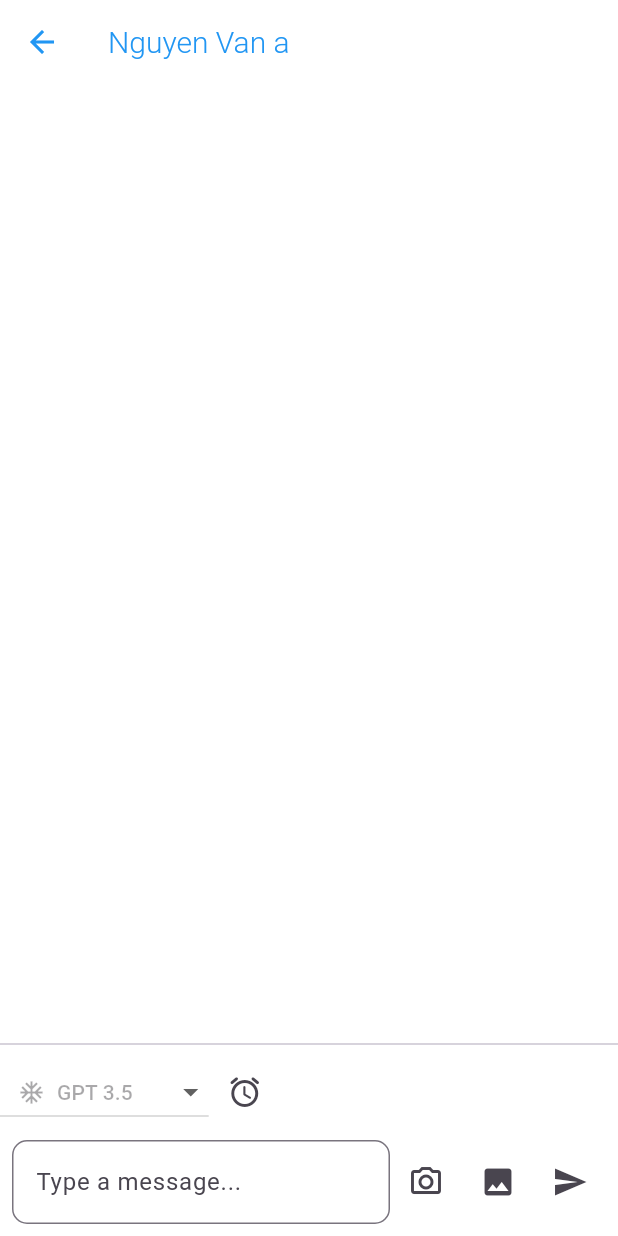
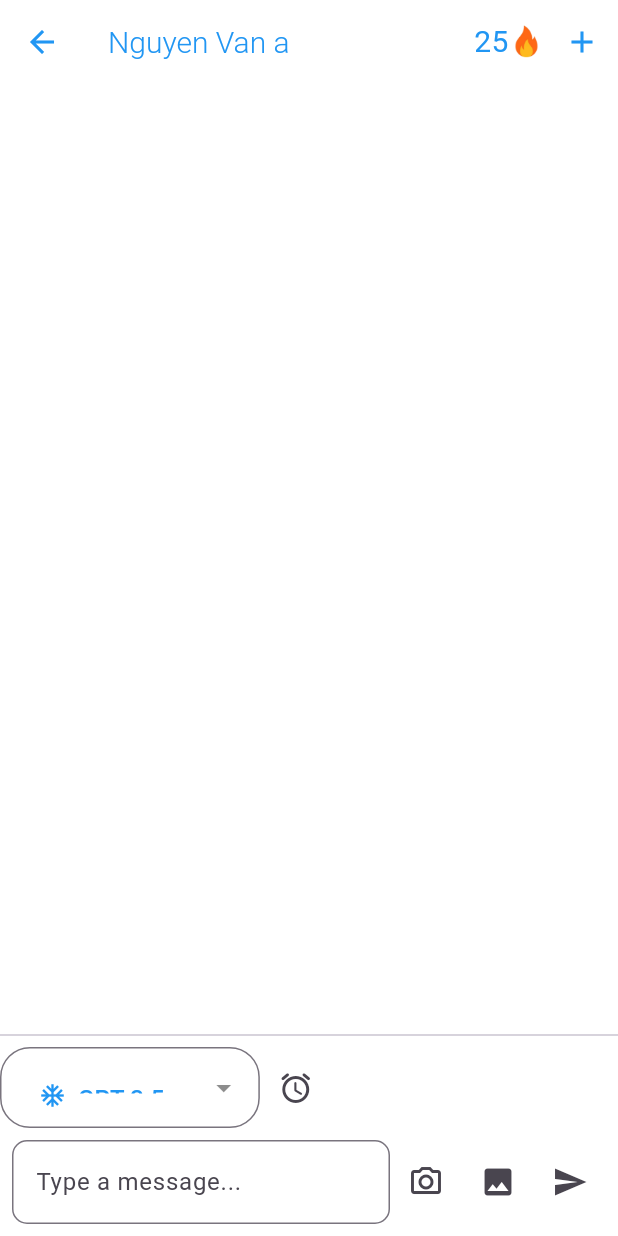
Before and after one commit to phamvu1001/ADVMobile, a Flutter app: the ChatPage screen opened by its route, after a tap on "Nguyen van a", on a phone screen of 412 x 824 dp. Run offline on Flutter 3.47's test engine with Material 3 defaults, Android fonts, the phone set to English and light mode, and no system bars; our stand-ins replace dropdown_button2, hugeicons.

Commit message:
Update UI for login , chat page

```diff
--- a/lib/src/pages/chat_page/conversationPage.dart
+++ b/lib/src/pages/chat_page/conversationPage.dart
@@ -1,5 +1,6 @@
 import 'package:flutter/cupertino.dart';
 import 'package:flutter/material.dart';
+import 'package:dropdown_button2/dropdown_button2.dart';
 
 class ConversationPage extends StatefulWidget {
   const ConversationPage({super.key});
@@ -35,9 +36,42 @@ class _conversationPage extends State<ConversationPage> {
 
   @override
   Widget build(BuildContext context) {
+    String _selectedTool = 'GPT 3.5';
+    List<Map<String, Icon>> menuItems = [
+      {
+        'GPT 3.5': const Icon(Icons.ac_unit_outlined),
+      },
+      {
+        'GPT 4.0': const Icon(Icons.ac_unit_outlined),
+      },
+      {
+        'DALL·E': const Icon(Icons.ac_unit_outlined),
+      },
+      {
+        'Whisper': const Icon(Icons.ac_unit_outlined),
+      },
+    ];
+
     return Scaffold(
         appBar: AppBar(
-            title: const Text('Nguyen Van a')),
+          title: const Text('Nguyen Van a'),
+          actions: [
+            Row(children: [
+              Text(
+                "25",
+                style: TextStyle(
+                  fontSize: 20,
+                ),
+              ),
+              Image.asset(
+                'lib/assets/fire-icon.png',
+                height: 25,
+                width: 25,
+              ),
+              IconButton(onPressed: () {}, icon: Icon(Icons.add))
+            ])
+          ],
+        ),
         body: Column(
           children: [
             Expanded(
@@ -59,9 +93,7 @@ class _conversationPage extends State<ConversationPage> {
                               title: Container(
                                 padding: const EdgeInsets.all(10.0),
                                 decoration: BoxDecoration(
-                              color:
-                              Theme
-                                  .of(context)
+                                  color: Theme.of(context)
                                       .colorScheme
                                       .inversePrimary,
                                   borderRadius: BorderRadius.circular(12.0),
@@ -88,10 +120,7 @@ class _conversationPage extends State<ConversationPage> {
                               title: Container(
                                 padding: const EdgeInsets.all(10.0),
                                 decoration: BoxDecoration(
-                              color: Theme
-                                  .of(context)
-                                  .colorScheme
-                                  .outline,
+                                  color: Theme.of(context).colorScheme.outline,
                                   borderRadius: BorderRadius.circular(12.0),
                                 ),
                                 child: Text(
@@ -108,47 +137,58 @@ class _conversationPage extends State<ConversationPage> {
             const Divider(),
             Row(
               children: [
-                DropdownButton<String>(
-                  value: selectedTool,
-                  onChanged: (String? newValue) {
+                IntrinsicWidth(
+                  child: DropdownButtonFormField2<String>(
+                    isExpanded: false,
+                    decoration: InputDecoration(
+                      contentPadding: const EdgeInsets.symmetric(vertical: 15),
+                      border: OutlineInputBorder(
+                        borderRadius: BorderRadius.circular(20),
+                      ),
+                    ),
+                    dropdownStyleData: DropdownStyleData(
+                        decoration: BoxDecoration(
+                      color: Colors.white,
+                      borderRadius: BorderRadius.circular(10),
+                    )),
+                    value: _selectedTool,
+                    hint: const Text(
+                      'Select Tool',
+                      style: TextStyle(fontSize: 11),
+                    ),
+                    items: menuItems.map((entry) {
+                      final String key = entry.keys.first;
+                      final Icon icon = entry.values.first;
+
+                      return DropdownMenuItem<String>(
+                        value: key, // Use the key as the value
+                        child:
+                       TextButton.icon(
+                            onPressed: () => _toolAi(0),
+                            icon: icon,
+                            label: Text(key, style: const TextStyle(fontSize: 16)),
+                        ),
+                      );
+                    }).toList(),
+                    onChanged: (value) {
                       setState(() {
-                      selectedTool = newValue;
+                        _selectedTool = value!;
                       });
-
-                    if (newValue != null) {
-                      print('Selected AI Tool: $newValue');
-                    }
                     },
-                  items: [
-                    DropdownMenuItem<String>(
-                      value: 'GPT 3.5',
-                      child: TextButton.icon(
-                          onPressed: _toolAi(0),
-                          icon: const Icon(Icons.ac_unit_outlined),
-                          label: const Text("GPT 3.5")),
+                    buttonStyleData: const ButtonStyleData(
+                      padding: EdgeInsets.only(right: 8),
                     ),
-                    DropdownMenuItem<String>(
-                      value: 'GPT 4.0',
-                      child: TextButton.icon(
-                          onPressed: _toolAi(1),
-                          icon: const Icon(Icons.ac_unit_outlined),
-                          label: const Text("GPT 4.0")),
+                    iconStyleData: const IconStyleData(
+                      icon: Icon(
+                        Icons.arrow_drop_down,
+                        color: Colors.black45,
                       ),
-                    DropdownMenuItem<String>(
-                      value: 'DALL·E',
-                      child: TextButton.icon(
-                          onPressed: _toolAi(2),
-                          icon: const Icon(Icons.ac_unit_outlined),
-                          label: const Text("Gemini")),
+                      iconSize: 24,
                     ),
-                    DropdownMenuItem<String>(
-                      value: 'Whisper',
-                      child: TextButton.icon(
-                          onPressed: _toolAi(3),
-                          icon: const Icon(Icons.ac_unit_outlined),
-                          label: const Text("Claude AI")),
+                    menuItemStyleData: const MenuItemStyleData(
+                      padding: EdgeInsets.symmetric(horizontal: 10),
                     ),
-                  ],
+                  ),
                 ),
                 IconButton(
                   onPressed: _handleHistoryBtn,
--- a/lib/src/pages/draftEmail_page/draftEmail.dart
+++ b/lib/src/pages/draftEmail_page/draftEmail.dart
@@ -28,6 +28,7 @@ class _DraftEmailPageState extends State<DraftEmailPage> {
   @override
   Widget build(BuildContext context) {
     return Scaffold(
+
       body: Column(
         children: [
           Expanded(
--- a/lib/src/pages/register_page/registerPage.dart
+++ b/lib/src/pages/register_page/registerPage.dart
@@ -32,7 +32,7 @@ class _RegisterPageState extends State<RegisterPage> {
       appBar: AppBar(
         title: const Text('Sign up with Jarvis'),
       ),
-      body: Padding(
+      body: SingleChildScrollView(
         padding: const EdgeInsets.all(16.0),
         child: Form(
           key: _formKey,
--- a/pubspec.yaml
+++ b/pubspec.yaml
@@ -66,6 +66,7 @@ flutter:
   assets:
   - lib/assets/google-icon.jpg
   - assets/
+  - lib/assets/fire-icon.png
 
   # To add assets to your application, add an assets section, like this:
   # assets:
```
Also changed, not shown: lib/src/navigation.dart (+34 -1 lines), lib/src/pages/chat_page/chatPage.dart (+10 -0 lines), lib/src/pages/login_page/loginPage.dart (+13 -2 lines), assets/fire.png (added), lib/assets/fire-icon.png (added). Lines whose indentation alone changed are shown as unchanged.
